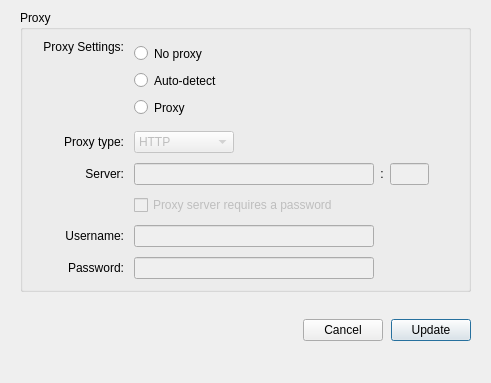
meganz/MEGAsync, file src/MEGASync/gui/win/ProxySettings.ui: the form before one commit.
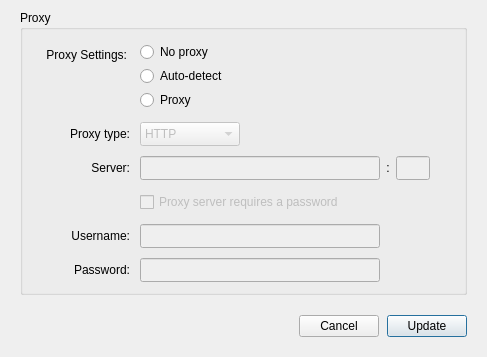
The form after the commit.

Commit message: Settings Dialog: Network tab: polish (windows, linux (untested))

```diff
--- a/src/MEGASync/gui/win/ProxySettings.ui
+++ b/src/MEGASync/gui/win/ProxySettings.ui
@@ -9,8 +9,8 @@
    <rect>
     <x>0</x>
     <y>0</y>
-    <width>491</width>
-    <height>383</height>
+    <width>487</width>
+    <height>356</height>
    </rect>
   </property>
   <property name="sizePolicy">
@@ -20,12 +20,21 @@
    </sizepolicy>
   </property>
   <property name="windowTitle">
-   <string>Bandwidth</string>
+   <string>Proxies</string>
+  </property>
+  <property name="styleSheet">
+   <string notr="true">#lProxySettings
+{
+	margin-top: 5px;
+}</string>
   </property>
   <property name="modal">
    <bool>true</bool>
   </property>
   <layout class="QVBoxLayout" name="ProxySettingsLayout">
+   <property name="spacing">
+    <number>20</number>
+   </property>
    <property name="leftMargin">
     <number>20</number>
    </property>
@@ -71,141 +80,61 @@
       <property name="spacing">
        <number>10</number>
       </property>
-      <item row="9" column="0">
-       <widget class="QLabel" name="lProxyType">
+      <item row="8" column="0">
+       <widget class="QLabel" name="lProxySettings">
+        <property name="sizePolicy">
+         <sizepolicy hsizetype="Preferred" vsizetype="Minimum">
+          <horstretch>0</horstretch>
+          <verstretch>0</verstretch>
+         </sizepolicy>
+        </property>
         <property name="focusPolicy">
          <enum>Qt::StrongFocus</enum>
         </property>
         <property name="text">
-         <string>Proxy type:</string>
+         <string>Proxy Settings:</string>
         </property>
         <property name="alignment">
-         <set>Qt::AlignRight|Qt::AlignTrailing|Qt::AlignVCenter</set>
+         <set>Qt::AlignRight|Qt::AlignTop|Qt::AlignTrailing</set>
+        </property>
+        <property name="margin">
+         <number>0</number>
         </property>
        </widget>
       </item>
-      <item row="13" column="1">
-       <widget class="QLineEdit" name="eProxyPassword">
+      <item row="9" column="1">
+       <widget class="QComboBox" name="cProxyType">
         <property name="enabled">
          <bool>false</bool>
         </property>
+        <property name="sizePolicy">
+         <sizepolicy hsizetype="Maximum" vsizetype="Fixed">
+          <horstretch>0</horstretch>
+          <verstretch>0</verstretch>
+         </sizepolicy>
+        </property>
         <property name="minimumSize">
          <size>
-          <width>240</width>
-          <height>0</height>
+          <width>100</width>
+          <height>24</height>
          </size>
         </property>
         <property name="maximumSize">
          <size>
-          <width>240</width>
-          <height>16777215</height>
+          <width>16777215</width>
+          <height>24</height>
          </size>
         </property>
-        <property name="accessibleName">
-         <string>Password:</string>
-        </property>
-        <property name="text">
-         <string notr="true"/>
-        </property>
-        <property name="echoMode">
-         <enum>QLineEdit::Password</enum>
-        </property>
-       </widget>
-      </item>
-      <item row="8" column="1">
-       <widget class="QWidget" name="widget" native="true">
-        <property name="styleSheet">
-         <string notr="true"/>
-        </property>
-        <layout class="QVBoxLayout" name="verticalLayout_19">
-         <property name="spacing">
-          <number>0</number>
+        <item>
+         <property name="text">
+          <string>HTTP</string>
          </property>
-         <property name="leftMargin">
-          <number>0</number>
+        </item>
+        <item>
+         <property name="text">
+          <string>SOCK5H</string>
          </property>
-         <property name="topMargin">
-          <number>0</number>
-         </property>
-         <property name="rightMargin">
-          <number>0</number>
-         </property>
-         <property name="bottomMargin">
-          <number>0</number>
-         </property>
-         <item>
-          <widget class="QRadioButton" name="rNoProxy">
-           <property name="minimumSize">
-            <size>
-             <width>0</width>
-             <height>27</height>
-            </size>
-           </property>
-           <property name="maximumSize">
-            <size>
-             <width>16777215</width>
-             <height>27</height>
-            </size>
-           </property>
-           <property name="focusPolicy">
-            <enum>Qt::StrongFocus</enum>
-           </property>
-           <property name="text">
-            <string>No proxy</string>
-           </property>
-          </widget>
-         </item>
-         <item>
-          <widget class="QRadioButton" name="rProxyAuto">
-           <property name="minimumSize">
-            <size>
-             <width>0</width>
-             <height>27</height>
-            </size>
-           </property>
-           <property name="maximumSize">
-            <size>
-             <width>16777215</width>
-             <height>27</height>
-            </size>
-           </property>
-           <property name="focusPolicy">
-            <enum>Qt::StrongFocus</enum>
-           </property>
-           <property name="text">
-            <string>Auto-detect</string>
-           </property>
-           <property name="checked">
-            <bool>false</bool>
-           </property>
-          </widget>
-         </item>
-         <item>
-          <widget class="QRadioButton" name="rProxyManual">
-           <property name="minimumSize">
-            <size>
-             <width>0</width>
-             <height>27</height>
-            </size>
-           </property>
-           <property name="maximumSize">
-            <size>
-             <width>16777215</width>
-             <height>27</height>
-            </size>
-           </property>
-           <property name="focusPolicy">
-            <enum>Qt::StrongFocus</enum>
-           </property>
-           <property name="styleSheet">
-            <string notr="true"/>
-           </property>
-           <property name="text">
-            <string>Proxy</string>
-           </property>
-          </widget>
-         </item>
-        </layout>
+        </item>
        </widget>
       </item>
       <item row="11" column="1">
@@ -213,36 +142,23 @@
         <property name="enabled">
          <bool>false</bool>
         </property>
+        <property name="minimumSize">
+         <size>
+          <width>0</width>
+          <height>24</height>
+         </size>
+        </property>
+        <property name="maximumSize">
+         <size>
+          <width>16777215</width>
+          <height>24</height>
+         </size>
+        </property>
         <property name="text">
          <string>Proxy server requires a password</string>
         </property>
        </widget>
       </item>
-      <item row="12" column="1">
-       <widget class="QLineEdit" name="eProxyUsername">
-        <property name="enabled">
-         <bool>false</bool>
-        </property>
-        <property name="minimumSize">
-         <size>
-          <width>240</width>
-          <height>0</height>
-         </size>
-        </property>
-        <property name="maximumSize">
-         <size>
-          <width>240</width>
-          <height>16777215</height>
-         </size>
-        </property>
-        <property name="accessibleName">
-         <string>Username:</string>
-        </property>
-        <property name="text">
-         <string notr="true"/>
-        </property>
-       </widget>
-      </item>
       <item row="12" column="0">
        <widget class="QLabel" name="lProxyUsername">
         <property name="focusPolicy">
@@ -269,6 +185,34 @@
         </property>
        </widget>
       </item>
+      <item row="13" column="1">
+       <widget class="QLineEdit" name="eProxyPassword">
+        <property name="enabled">
+         <bool>false</bool>
+        </property>
+        <property name="minimumSize">
+         <size>
+          <width>240</width>
+          <height>24</height>
+         </size>
+        </property>
+        <property name="maximumSize">
+         <size>
+          <width>240</width>
+          <height>24</height>
+         </size>
+        </property>
+        <property name="accessibleName">
+         <string>Password:</string>
+        </property>
+        <property name="text">
+         <string notr="true"/>
+        </property>
+        <property name="echoMode">
+         <enum>QLineEdit::Password</enum>
+        </property>
+       </widget>
+      </item>
       <item row="10" column="1">
        <widget class="QWidget" name="wProxyAddress" native="true">
         <property name="sizePolicy">
@@ -298,13 +242,13 @@
            <property name="minimumSize">
             <size>
              <width>240</width>
-             <height>0</height>
+             <height>24</height>
             </size>
            </property>
            <property name="maximumSize">
             <size>
              <width>240</width>
-             <height>16777215</height>
+             <height>24</height>
             </size>
            </property>
            <property name="inputMethodHints">
@@ -330,10 +274,16 @@
            <property name="enabled">
             <bool>false</bool>
            </property>
+           <property name="minimumSize">
+            <size>
+             <width>0</width>
+             <height>24</height>
+            </size>
+           </property>
            <property name="maximumSize">
             <size>
              <width>60</width>
-             <height>16777215</height>
+             <height>24</height>
             </size>
            </property>
            <property name="inputMethodHints">
@@ -343,7 +293,7 @@
             <string notr="true"/>
            </property>
            <property name="alignment">
-            <set>Qt::AlignCenter</set>
+            <set>Qt::AlignLeading|Qt::AlignLeft|Qt::AlignVCenter</set>
            </property>
           </widget>
          </item>
@@ -363,39 +313,138 @@
         </layout>
        </widget>
       </item>
-      <item row="9" column="1">
-       <widget class="QComboBox" name="cProxyType">
+      <item row="9" column="0">
+       <widget class="QLabel" name="lProxyType">
+        <property name="focusPolicy">
+         <enum>Qt::StrongFocus</enum>
+        </property>
+        <property name="text">
+         <string>Proxy type:</string>
+        </property>
+        <property name="alignment">
+         <set>Qt::AlignRight|Qt::AlignTrailing|Qt::AlignVCenter</set>
+        </property>
+       </widget>
+      </item>
+      <item row="8" column="1">
+       <widget class="QWidget" name="wProxyChoice" native="true">
+        <property name="styleSheet">
+         <string notr="true"/>
+        </property>
+        <layout class="QVBoxLayout" name="wProxyChoiceLayout">
+         <property name="spacing">
+          <number>0</number>
+         </property>
+         <property name="leftMargin">
+          <number>0</number>
+         </property>
+         <property name="topMargin">
+          <number>0</number>
+         </property>
+         <property name="rightMargin">
+          <number>0</number>
+         </property>
+         <property name="bottomMargin">
+          <number>0</number>
+         </property>
+         <item>
+          <widget class="QRadioButton" name="rNoProxy">
+           <property name="minimumSize">
+            <size>
+             <width>0</width>
+             <height>24</height>
+            </size>
+           </property>
+           <property name="maximumSize">
+            <size>
+             <width>16777215</width>
+             <height>24</height>
+            </size>
+           </property>
+           <property name="focusPolicy">
+            <enum>Qt::StrongFocus</enum>
+           </property>
+           <property name="text">
+            <string>No proxy</string>
+           </property>
+          </widget>
+         </item>
+         <item>
+          <widget class="QRadioButton" name="rProxyAuto">
+           <property name="minimumSize">
+            <size>
+             <width>0</width>
+             <height>24</height>
+            </size>
+           </property>
+           <property name="maximumSize">
+            <size>
+             <width>16777215</width>
+             <height>24</height>
+            </size>
+           </property>
+           <property name="focusPolicy">
+            <enum>Qt::StrongFocus</enum>
+           </property>
+           <property name="text">
+            <string>Auto-detect</string>
+           </property>
+           <property name="checked">
+            <bool>false</bool>
+           </property>
+          </widget>
+         </item>
+         <item>
+          <widget class="QRadioButton" name="rProxyManual">
+           <property name="minimumSize">
+            <size>
+             <width>0</width>
+             <height>24</height>
+            </size>
+           </property>
+           <property name="maximumSize">
+            <size>
+             <width>16777215</width>
+             <height>24</height>
+            </size>
+           </property>
+           <property name="focusPolicy">
+            <enum>Qt::StrongFocus</enum>
+           </property>
+           <property name="styleSheet">
+            <string notr="true"/>
+           </property>
+           <property name="text">
+            <string>Proxy</string>
+           </property>
+          </widget>
+         </item>
+        </layout>
+       </widget>
+      </item>
+      <item row="12" column="1">
+       <widget class="QLineEdit" name="eProxyUsername">
         <property name="enabled">
          <bool>false</bool>
         </property>
-        <property name="sizePolicy">
-         <sizepolicy hsizetype="Maximum" vsizetype="Fixed">
-          <horstretch>0</horstretch>
-          <verstretch>0</verstretch>
-         </sizepolicy>
-        </property>
         <property name="minimumSize">
          <size>
-          <width>100</width>
-          <height>0</height>
+          <width>240</width>
+          <height>24</height>
          </size>
         </property>
         <property name="maximumSize">
          <size>
-          <width>16777215</width>
-          <height>16777215</height>
+          <width>240</width>
+          <height>24</height>
          </size>
         </property>
-        <item>
-         <property name="text">
-          <string>HTTP</string>
-         </property>
-        </item>
-        <item>
-         <property name="text">
-          <string>SOCK5H</string>
-         </property>
-        </item>
+        <property name="accessibleName">
+         <string>Username:</string>
+        </property>
+        <property name="text">
+         <string notr="true"/>
+        </property>
        </widget>
       </item>
       <item row="13" column="0">
@@ -417,30 +466,17 @@
         </property>
        </widget>
       </item>
-      <item row="8" column="0">
-       <widget class="QLabel" name="lProxySettings">
-        <property name="sizePolicy">
-         <sizepolicy hsizetype="Preferred" vsizetype="Minimum">
-          <horstretch>0</horstretch>
-          <verstretch>0</verstretch>
-         </sizepolicy>
-        </property>
-        <property name="focusPolicy">
-         <enum>Qt::StrongFocus</enum>
-        </property>
-        <property name="text">
-         <string>Proxy Settings:</string>
-        </property>
-        <property name="alignment">
-         <set>Qt::AlignRight|Qt::AlignTop|Qt::AlignTrailing</set>
-        </property>
-       </widget>
-      </item>
      </layout>
     </widget>
    </item>
    <item>
     <widget class="QWidget" name="buttonBox" native="true">
+     <property name="sizePolicy">
+      <sizepolicy hsizetype="Preferred" vsizetype="Maximum">
+       <horstretch>0</horstretch>
+       <verstretch>0</verstretch>
+      </sizepolicy>
+     </property>
      <layout class="QHBoxLayout" name="buttonBoxLayout">
       <property name="spacing">
        <number>8</number>
```
The commit also changes 5 other files.
